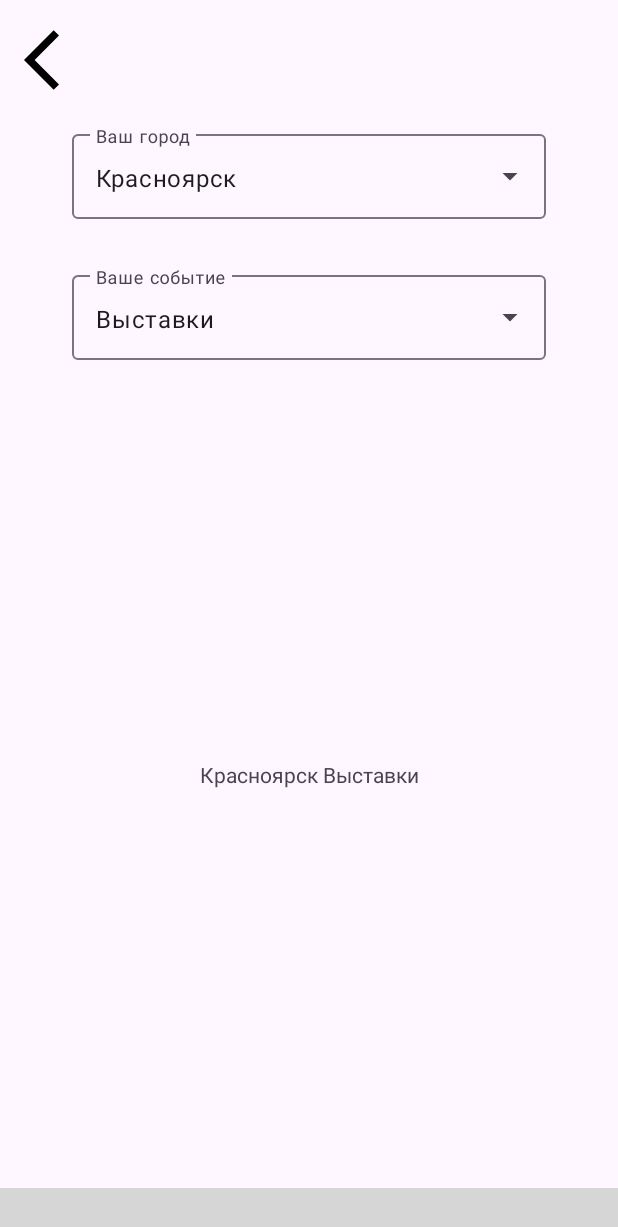
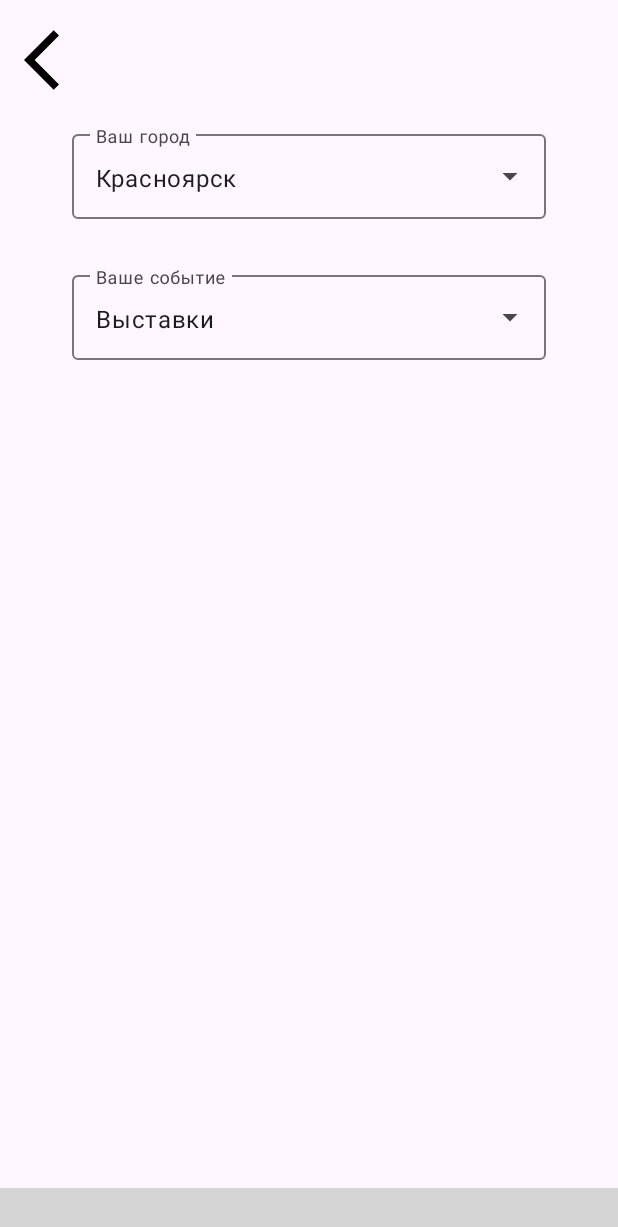
Before and after one commit to dulllizard/mobileStudy, an Android app: the fragment SettingsFragment placed in its activity, on a phone screen of 412 x 824 dp. Shown: the top 1227 px of the screen. Run offline under Robolectric (Android 15) with nearby library versions, the phone set to English and light mode, and no system bars; our stand-ins replace Picasso; libraries missing offline, so code that uses them is left out: com.etebarian.meowbottomnavigation; plain views replace MeowBottomNavigation; pictures from the network do not load; 6 statements that could not run were skipped; grey boxes are pictures that could not be loaded.

Commit message:
refactor: удален лишний код

```diff
--- a/app/src/main/java/com/example/mobilestudy/adapter/EventAdapter.java
+++ b/app/src/main/java/com/example/mobilestudy/adapter/EventAdapter.java
@@ -111,14 +111,9 @@ public class EventAdapter extends RecyclerView.Adapter<EventAdapter.EventViewHol
         buttonShowMoreClickListener = listener;
     }
 
-
     @Override
     public int getItemCount() {
         return eventList.size();
     }
 
-    public void removeItem(int position) {
-        eventList.remove(position);
-        notifyItemRemoved(position);
-    }
 }
--- a/app/src/main/java/com/example/mobilestudy/ui/favorites/FavoritesFragment.java
+++ b/app/src/main/java/com/example/mobilestudy/ui/favorites/FavoritesFragment.java
@@ -17,7 +17,6 @@ import android.widget.SearchView;
 import com.example.mobilestudy.R;
 import com.example.mobilestudy.adapter.EventAdapter;
 import com.example.mobilestudy.data.DatabaseHelper;
-import com.example.mobilestudy.data.DummyDatabaseCard;
 import com.example.mobilestudy.databinding.FragmentFavoritesBinding;
 import com.example.mobilestudy.dto.Event;
 import com.example.mobilestudy.ui.detail.DetailFragment;
@@ -35,7 +34,6 @@ public class FavoritesFragment extends Fragment {
     private EventAdapter adapter;
     private List<Event> eventList;
 
-//    private DummyDatabaseCard database;
     private DatabaseHelper dbHelper = new DatabaseHelper(getContext());;
 
     /**
@@ -85,7 +83,6 @@ public class FavoritesFragment extends Fragment {
         adapter = new EventAdapter(eventList);
         recyclerView.setAdapter(adapter);
 
-//        database = DummyDatabaseCard.getInstance();
         dbHelper = new DatabaseHelper(getContext());
 
 
@@ -161,7 +158,6 @@ public class FavoritesFragment extends Fragment {
     }
 
     public void updateNoteList() {
-//        List<Event> events = database.getFavoriteCards();
         List<Event> events = dbHelper.getFavoriteEvents();
 
         eventList.clear();
--- a/app/src/main/java/com/example/mobilestudy/ui/settings/SettingsFragment.java
+++ b/app/src/main/java/com/example/mobilestudy/ui/settings/SettingsFragment.java
@@ -76,14 +76,12 @@ public class SettingsFragment extends Fragment {
         binding.dropdownCities.setAdapter(citiesAdapter);
         binding.dropdownEvents.setAdapter(eventsAdapter);
 
-        updateSettingsChosenText();
 
         binding.dropdownCities.setOnItemClickListener(new AdapterView.OnItemClickListener() {
             @Override
             public void onItemClick(AdapterView<?> parent, View view, int position, long id) {
                 String selectedCity = (String) parent.getItemAtPosition(position);
                 settingsDatabase.setCity(selectedCity);
-                updateSettingsChosenText();
             }
         });
 
@@ -92,7 +90,6 @@ public class SettingsFragment extends Fragment {
             public void onItemClick(AdapterView<?> parent, View view, int position, long id) {
                 String selectedEventType = (String) parent.getItemAtPosition(position);
                 settingsDatabase.setEventType(selectedEventType);
-                updateSettingsChosenText();
             }
         });
 
@@ -107,10 +104,6 @@ public class SettingsFragment extends Fragment {
         return view;
     }
 
-    private void updateSettingsChosenText() {
-        String chosenText = settingsDatabase.getCity() + " " + settingsDatabase.getEventType();
-        binding.settingsChosen.setText(chosenText);
-    }
 
     /**
      * Интерфейс для обработки нажатия кнопки "назад".
--- a/app/src/main/res/layout/fragment_settings.xml
+++ b/app/src/main/res/layout/fragment_settings.xml
@@ -71,16 +71,6 @@
 
         </com.google.android.material.textfield.TextInputLayout>
 
-        <TextView
-            android:id="@+id/settingsChosen"
-            android:layout_width="wrap_content"
-            android:layout_height="wrap_content"
-            android:text="qwerty"
-            app:layout_constraintBottom_toBottomOf="parent"
-            app:layout_constraintEnd_toEndOf="parent"
-            app:layout_constraintStart_toStartOf="parent"
-            app:layout_constraintTop_toBottomOf="@+id/textInputLayout2" />
-
     </androidx.constraintlayout.widget.ConstraintLayout>
 
 </RelativeLayout>
```
Also changed, not shown: app/src/main/res/layout/detail_item.xml (deleted, +0 -45 lines).
